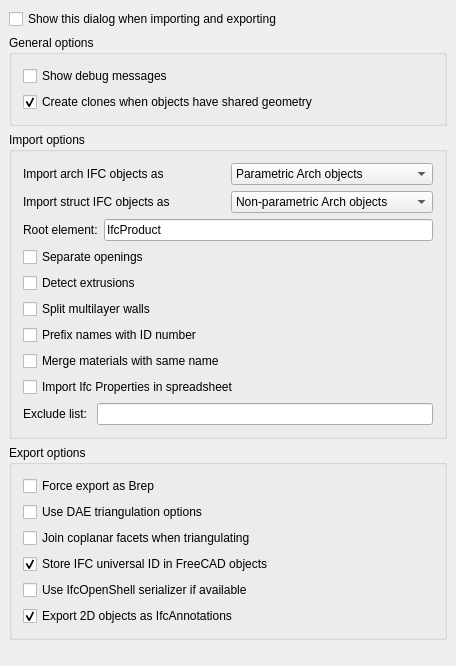
berndhahnebach/All_FreeCAD, file src/Mod/Arch/Resources/ui/preferences-ifc.ui: the form before one commit.
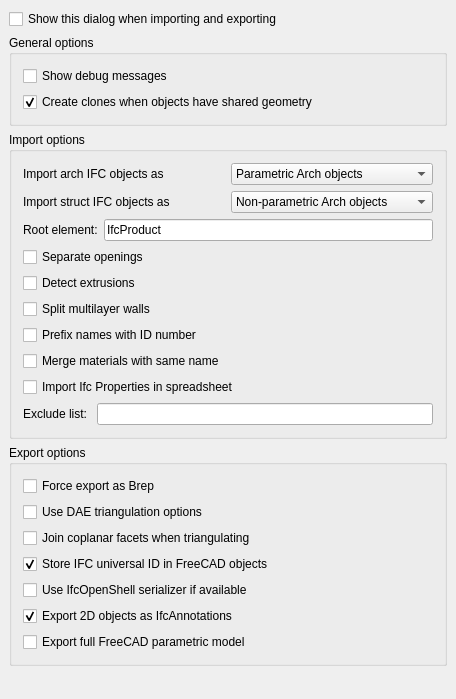
The form after the commit. Custom widgets are drawn as their Qt base class.

What changed in the file:
```diff
--- a/src/Mod/Arch/Resources/ui/preferences-ifc.ui
+++ b/src/Mod/Arch/Resources/ui/preferences-ifc.ui
@@ -7,7 +7,7 @@
     <x>0</x>
     <y>0</y>
     <width>456</width>
-    <height>666</height>
+    <height>699</height>
    </rect>
   </property>
   <property name="windowTitle">
@@ -490,6 +490,26 @@
         </item>
        </layout>
       </item>
+      <item>
+       <layout class="QHBoxLayout" name="horizontalLayout_19">
+        <item>
+         <widget class="Gui::PrefCheckBox" name="checkBox_13">
+          <property name="toolTip">
+           <string>If this is checked, all FreeCAD object properties will be stored inside the exported objects, allowing to recreate a full parametric model on reimport.</string>
+          </property>
+          <property name="text">
+           <string>Export full FreeCAD parametric model</string>
+          </property>
+          <property name="prefEntry" stdset="0">
+           <cstring>IfcExportFreeCADProperties</cstring>
+          </property>
+          <property name="prefPath" stdset="0">
+           <cstring>Mod/Arch</cstring>
+          </property>
+         </widget>
+        </item>
+       </layout>
+      </item>
      </layout>
     </widget>
    </item>
```
